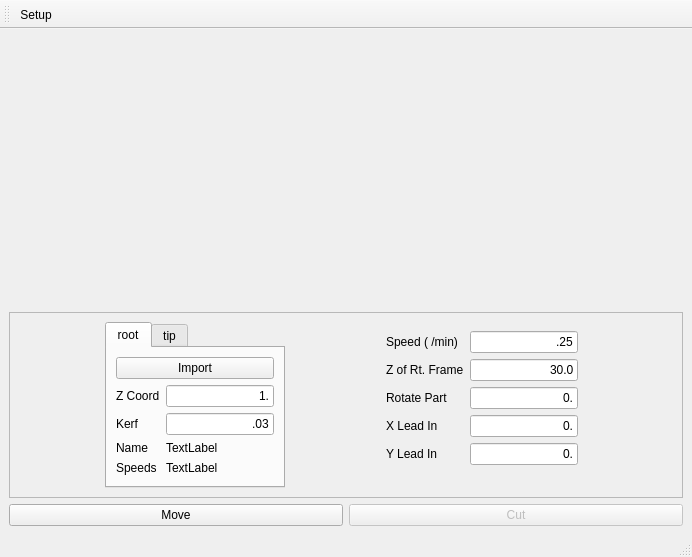
Old version of the form gui/mainwindow.ui in the repository mschafer/foamcut.
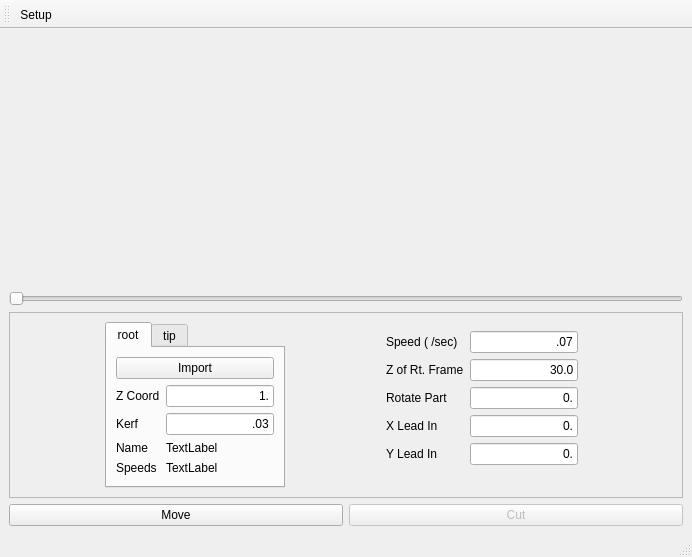
New version of the form. Custom widgets are drawn as their Qt base class.

Diff of the .ui file:
```diff
--- a/gui/mainwindow.ui
+++ b/gui/mainwindow.ui
@@ -31,6 +31,13 @@
       </property>
      </widget>
     </item>
+    <item>
+     <widget class="QSlider" name="wire_slider">
+      <property name="orientation">
+       <enum>Qt::Horizontal</enum>
+      </property>
+     </widget>
+    </item>
     <item>
      <widget class="QFrame" name="frame">
       <property name="sizePolicy">
@@ -252,7 +259,7 @@
           <item row="0" column="0">
            <widget class="QLabel" name="label_6">
             <property name="text">
-             <string>Speed ( /min)</string>
+             <string>Speed ( /sec)</string>
             </property>
            </widget>
           </item>
@@ -299,7 +306,7 @@
           <item row="0" column="1">
            <widget class="QLineEdit" name="speed_edit">
             <property name="text">
-             <string>.25</string>
+             <string>.07</string>
             </property>
             <property name="alignment">
              <set>Qt::AlignRight|Qt::AlignTrailing|Qt::AlignVCenter</set>
```
Left out of the diff: 2 changed lines with no effect on the pictures.
